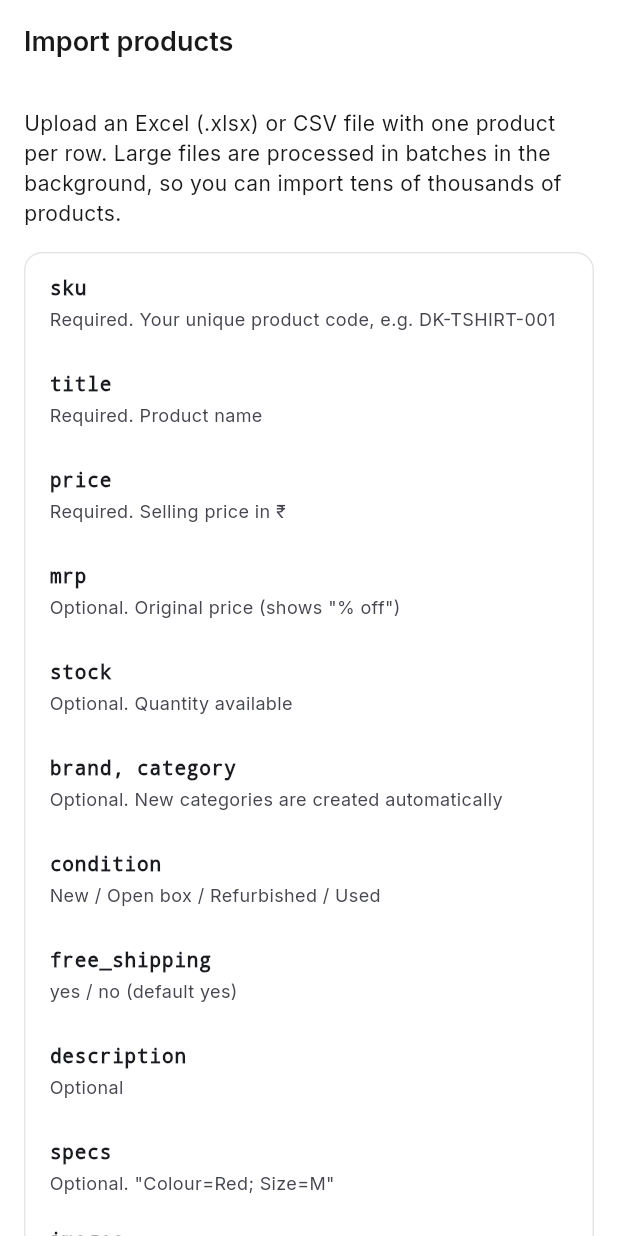
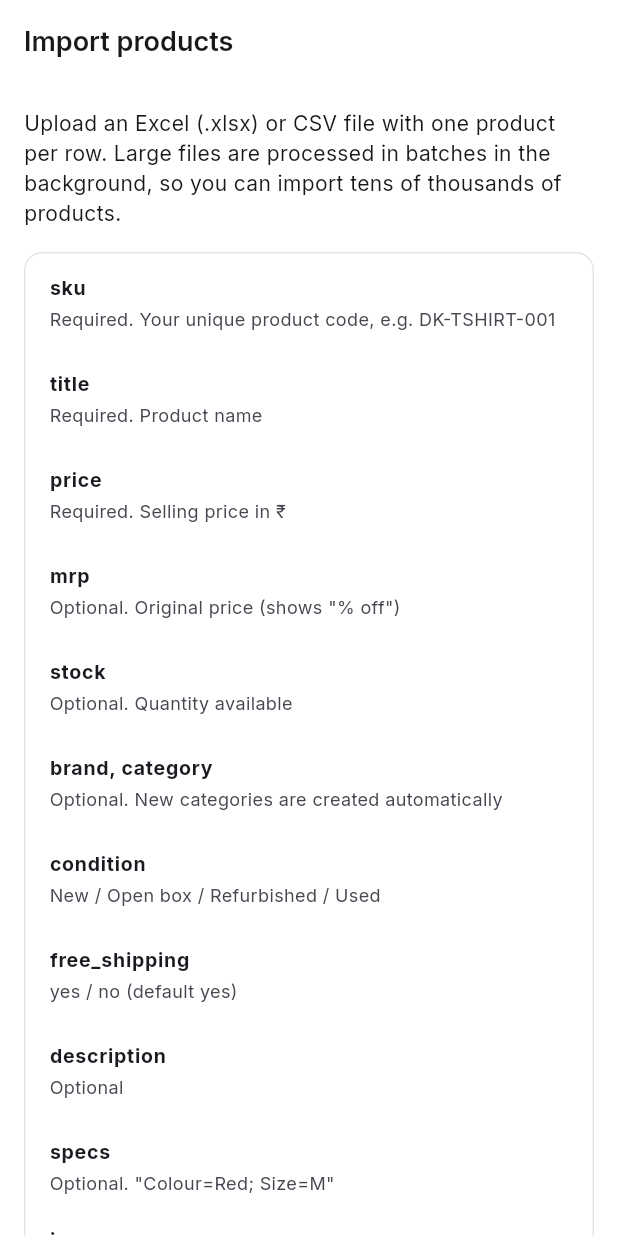
Before and after one commit to ugoyel/dgkart, a Flutter app: the SheetImportScreen screen opened by its route, on a phone screen of 412 x 824 dp. Run offline on Flutter 3.47's test engine with Material 3 defaults, Android fonts, the phone set to English and light mode, and no system bars; our stand-ins replace cached_network_image, cross_file, dio, file_picker, firebase_auth, firebase_core and 3 more; missing offline and left inert: razorpay_flutter; accounts and stored records are empty; network calls fail.

Commit message:
Fix web rendering: skip decode resize on web, use bundled font for import column names
Co-Authored-By: Claude Opus 5.5 (1M context) <noreply@anthropic.com>
Claude-Session: https://claude.ai/code/session_01G8cW1vN4fzLnom9wd5TBvX

```diff
--- a/mobile/lib/core/widgets/net_image.dart
+++ b/mobile/lib/core/widgets/net_image.dart
@@ -1,4 +1,5 @@
 import 'package:cached_network_image/cached_network_image.dart';
+import 'package:flutter/foundation.dart' show kIsWeb;
 import 'package:flutter/material.dart';
 
 import '../theme/app_theme.dart';
@@ -10,6 +11,7 @@ class NetImage extends StatelessWidget {
   final double radius;
 
   /// Decode width for thumbnails (saves memory in long lists). Null = full resolution.
+  /// Ignored on web, where the browser decodes images and resized decodes can render black.
   final int? cacheWidth;
 
   @override
@@ -29,7 +31,7 @@ class NetImage extends StatelessWidget {
               fadeInDuration: const Duration(milliseconds: 150),
               placeholder: (_, _) => placeholder,
               errorWidget: (_, _, _) => placeholder,
-              memCacheWidth: cacheWidth,
+              memCacheWidth: kIsWeb ? null : cacheWidth,
             ),
     );
   }
--- a/mobile/lib/features/admin/presentation/sheet_import_screen.dart
+++ b/mobile/lib/features/admin/presentation/sheet_import_screen.dart
@@ -92,7 +92,7 @@ class _SheetImportScreenState extends ConsumerState<SheetImportScreen> {
               for (final (col, desc) in columns)
                 ListTile(
                   dense: true,
-                  title: Text(col, style: const TextStyle(fontFamily: 'monospace', fontWeight: FontWeight.w600)),
+                  title: Text(col, style: const TextStyle(fontWeight: FontWeight.w700)),
                   subtitle: Text(desc),
                 ),
             ]),
```
